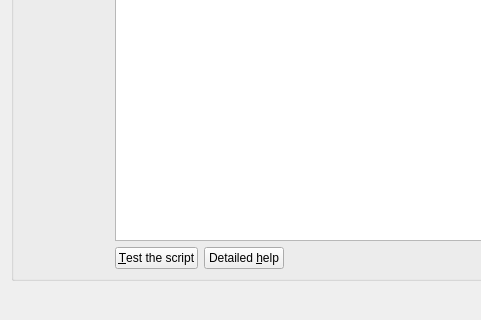
Above: src/librssguard/gui/dialogs/formmessagefiltersmanager.ui from martinrotter/rssguard before the change; both pictures show x 0 to 481 and y 324 to 644 of the 900 by 644 pixel window. Below: the same form after it.
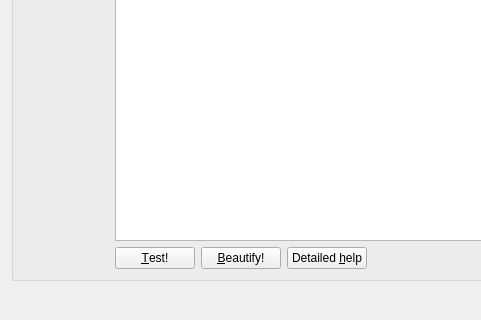
That is the form after the change.

The edit to the form file:
```diff
--- a/src/librssguard/gui/dialogs/formmessagefiltersmanager.ui
+++ b/src/librssguard/gui/dialogs/formmessagefiltersmanager.ui
@@ -339,7 +339,14 @@
         <item>
          <widget class="QPushButton" name="m_btnTest">
           <property name="text">
-           <string>&amp;Test the script</string>
+           <string>&amp;Test!</string>
+          </property>
+         </widget>
+        </item>
+        <item>
+         <widget class="QPushButton" name="m_btnBeautify">
+          <property name="text">
+           <string>&amp;Beautify!</string>
           </property>
          </widget>
         </item>
```
Left out of the diff: 19 changed lines with no effect on the pictures.
